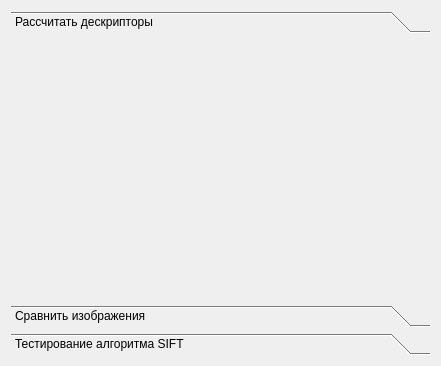
Old version of the form ui/mainwindow.ui in the repository massaraksh-yandex/thesis.
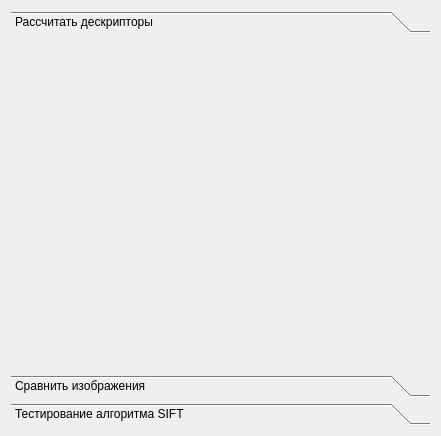
New version of the form.

Diff of the .ui file:
```diff
--- a/ui/mainwindow.ui
+++ b/ui/mainwindow.ui
@@ -7,7 +7,7 @@
     <x>0</x>
     <y>0</y>
     <width>441</width>
-    <height>366</height>
+    <height>436</height>
    </rect>
   </property>
   <property name="windowTitle">
@@ -25,7 +25,7 @@
         <x>0</x>
         <y>0</y>
         <width>423</width>
-        <height>261</height>
+        <height>322</height>
        </rect>
       </property>
       <attribute name="label">
```
